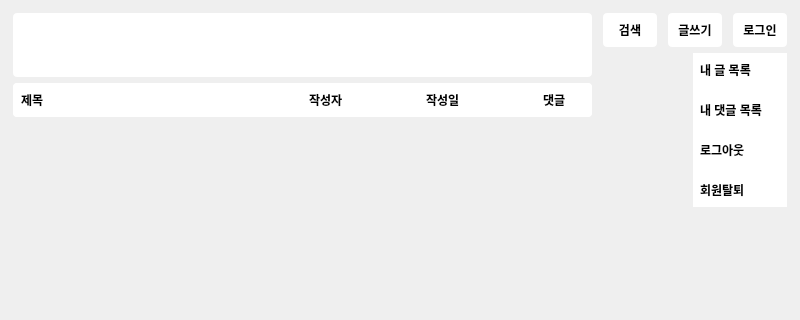
Jhnn22/VEDA_miniProject2_Blog, file ui/homewidget.ui: the form before one commit; both pictures show x 0 to 800 and y 0 to 320 of the 800 by 600 pixel window.
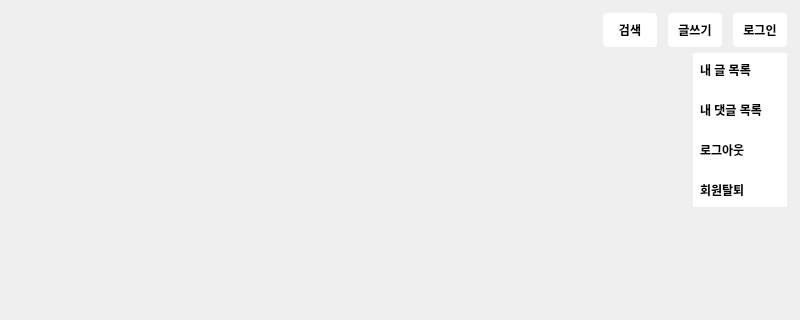
The form after the commit.

Commit message: feat: 댓글 기능 추가

```diff
--- a/ui/homewidget.ui
+++ b/ui/homewidget.ui
@@ -18,8 +18,8 @@
   </property>
   <property name="maximumSize">
    <size>
-    <width>800</width>
-    <height>600</height>
+    <width>16777215</width>
+    <height>16777215</height>
    </size>
   </property>
   <property name="windowTitle">
@@ -49,134 +49,6 @@
      <property name="spacing">
       <number>0</number>
      </property>
-     <item>
-      <widget class="QLabel" name="label">
-       <property name="minimumSize">
-        <size>
-         <width>0</width>
-         <height>70</height>
-        </size>
-       </property>
-       <property name="maximumSize">
-        <size>
-         <width>598</width>
-         <height>70</height>
-        </size>
-       </property>
-       <property name="font">
-        <font>
-         <pointsize>40</pointsize>
-         <bold>true</bold>
-        </font>
-       </property>
-       <property name="styleSheet">
-        <string notr="true">QLabel{
-	background-color: rgb(255, 255, 255);
-	border-radius: 4px;
-	margin: 3px;
-}</string>
-       </property>
-       <property name="frameShape">
-        <enum>QFrame::Shape::NoFrame</enum>
-       </property>
-       <property name="frameShadow">
-        <enum>QFrame::Shadow::Sunken</enum>
-       </property>
-       <property name="text">
-        <string/>
-       </property>
-       <property name="alignment">
-        <set>Qt::AlignmentFlag::AlignJustify|Qt::AlignmentFlag::AlignVCenter</set>
-       </property>
-      </widget>
-     </item>
-     <item>
-      <widget class="QWidget" name="widget" native="true">
-       <property name="minimumSize">
-        <size>
-         <width>0</width>
-         <height>40</height>
-        </size>
-       </property>
-       <property name="maximumSize">
-        <size>
-         <width>598</width>
-         <height>40</height>
-        </size>
-       </property>
-       <property name="styleSheet">
-        <string notr="true">QWidget{
-	background-color: rgb(255, 255, 255);
-	border-radius: 4px; 
-	margin: 3px;
-}
-
-QLabel{ 
-	border: none;   
-	font-weight: bold; 
-	color: rgb(0, 0, 0); 
-	font-size: 12px; 
-        }</string>
-       </property>
-       <layout class="QHBoxLayout" name="horizontalLayout_2">
-        <property name="spacing">
-         <number>0</number>
-        </property>
-        <property name="leftMargin">
-         <number>0</number>
-        </property>
-        <property name="topMargin">
-         <number>0</number>
-        </property>
-        <property name="rightMargin">
-         <number>0</number>
-        </property>
-        <property name="bottomMargin">
-         <number>0</number>
-        </property>
-        <item>
-         <layout class="QHBoxLayout" name="horizontalLayout" stretch="5,2,2,1">
-          <property name="spacing">
-           <number>0</number>
-          </property>
-          <item>
-           <widget class="QLabel" name="label_2">
-            <property name="styleSheet">
-             <string notr="true">QLabel{
-	padding: 5px;
-}</string>
-            </property>
-            <property name="text">
-             <string>제목</string>
-            </property>
-           </widget>
-          </item>
-          <item>
-           <widget class="QLabel" name="label_3">
-            <property name="text">
-             <string>작성자</string>
-            </property>
-           </widget>
-          </item>
-          <item>
-           <widget class="QLabel" name="label_4">
-            <property name="text">
-             <string>작성일</string>
-            </property>
-           </widget>
-          </item>
-          <item>
-           <widget class="QLabel" name="label_5">
-            <property name="text">
-             <string>댓글</string>
-            </property>
-           </widget>
-          </item>
-         </layout>
-        </item>
-       </layout>
-      </widget>
-     </item>
      <item>
       <widget class="QStackedWidget" name="stackedWidget">
        <property name="sizePolicy">
```
The commit also changes 22 other files.
